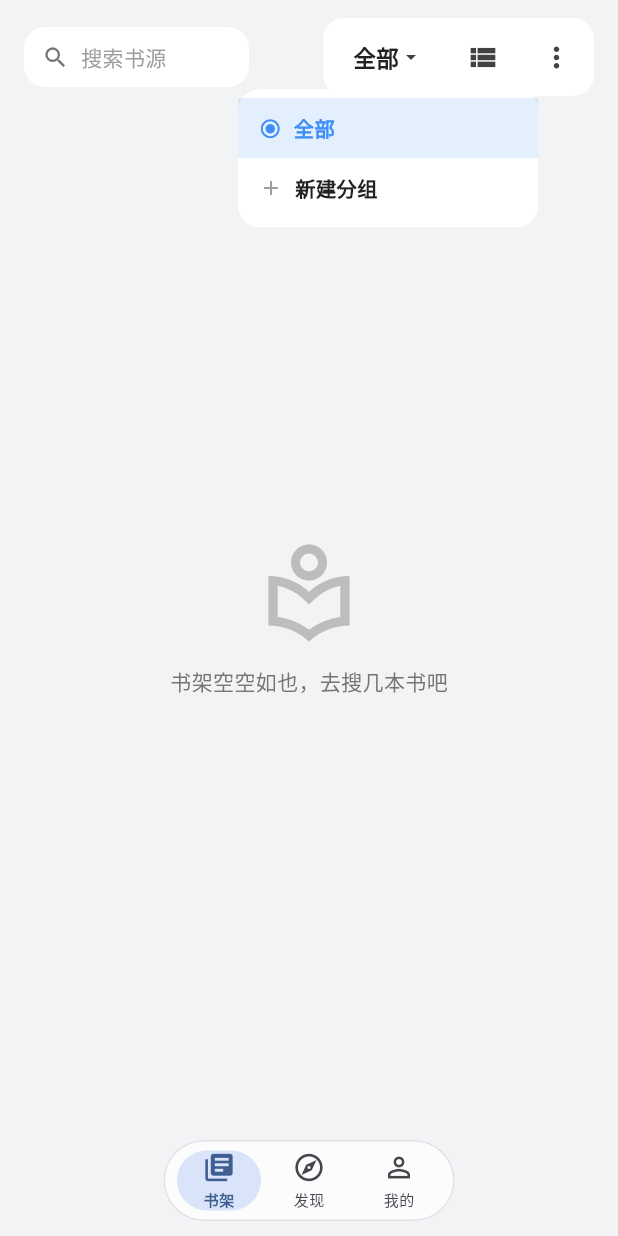
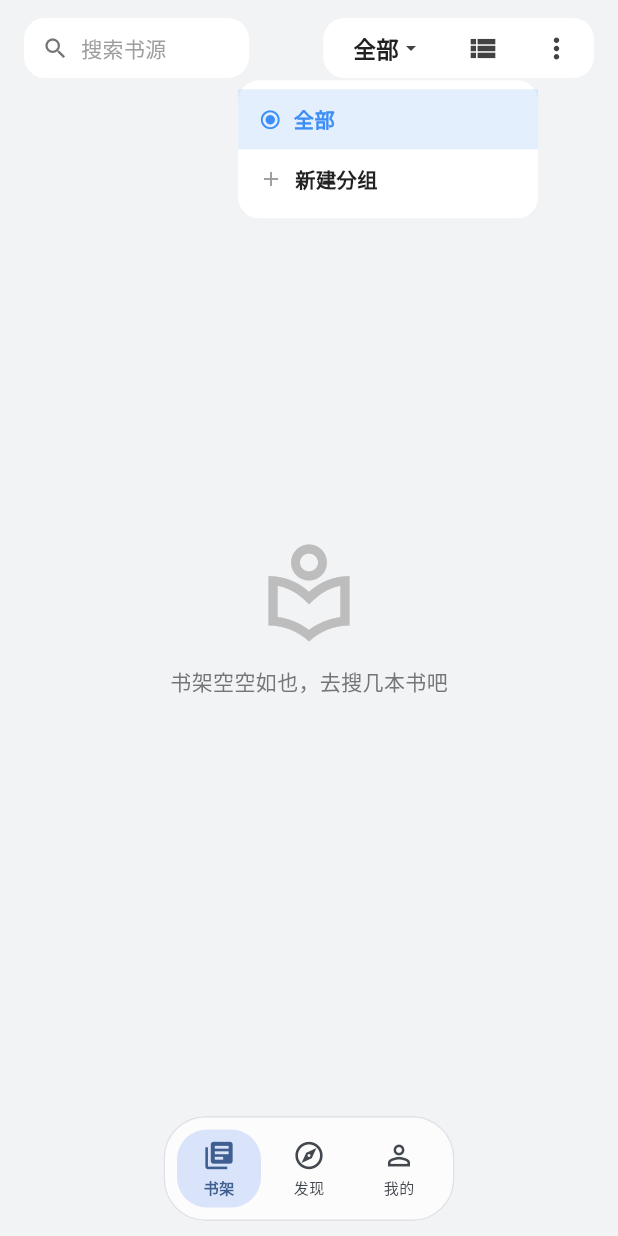
Before and after one commit to li10047716/shiguang, a Flutter app: the screen it shows after launch, after a tap on "全部", on a phone screen of 412 x 824 dp. Run offline on Flutter 3.47's test engine with Material 3 defaults, Android fonts, the phone set to English and light mode, and no system bars; our stand-ins replace audioplayers, dio, file_picker, flutter_riverpod, shared_preferences; missing offline and left inert: fast_gbk; network calls fail; key blocks and very long unbroken strings in the code were emptied for the run.

Commit message:
feat: 书架工具栏高度对齐搜索框、发现页推荐分类固定顶部与二级标签互换、底部导航胶囊增高留空隙

```diff
--- a/lib/ui/discover/discover_page.dart
+++ b/lib/ui/discover/discover_page.dart
@@ -464,80 +464,77 @@ class _DiscoverPageState extends State<DiscoverPage>
     );
   }
 
-  // ---------- 左侧常驻栏：只保留「推荐 / 分类」两个顶级入口 ----------
+  // ---------- 左侧常驻栏：当前分区的二级标签（竖排） ----------
 
   Widget _categoryRail(bool isMobile) {
-    if (_ranks.isEmpty && _cats.isEmpty) return const SizedBox.shrink();
-    return FlatCard(
+    final tabs = _sectionRank ? _ranks : _cats;
+    if (tabs.isEmpty) return const SizedBox.shrink();
+    final cs = Theme.of(context).colorScheme;
+    // 标签多时卡片内部滚动，最高不超过一屏
+    return ConstrainedBox(
+      constraints: BoxConstraints(
+        maxHeight: MediaQuery.of(context).size.height - 100,
+      ),
+      child: FlatCard(
         radius: 16,
         blur: 3,
         padding: const EdgeInsets.symmetric(horizontal: 6, vertical: 8),
-      // 按内容收缩高度：白色底框只包住“推荐/分类”按钮，不再铺到应用底部
         child: ListView(
           padding: EdgeInsets.zero,
           shrinkWrap: true,
           primary: false,
           children: [
-          if (_ranks.isNotEmpty) _railSection('推荐', true, isMobile),
-          if (_cats.isNotEmpty) _railSection('分类', false, isMobile),
-        ],
-      ),
-    );
-  }
-
-  Widget _railSection(String label, bool rank, bool isMobile) {
-    final active = rank == _sectionRank;
-    final cs = Theme.of(context).colorScheme;
-    return Padding(
+            for (final t in tabs)
+              Padding(
                 padding: const EdgeInsets.only(bottom: 6),
                 child: GestureDetector(
-        onTap: () => _pickSection(rank),
+                  onTap: () => _pickTab(t),
                   child: Container(
-          padding: EdgeInsets.symmetric(vertical: isMobile ? 7 : 8),
+                    padding: EdgeInsets.symmetric(
+                        vertical: isMobile ? 7 : 8, horizontal: 4),
                     decoration: BoxDecoration(
-            color: active ? cs.primary : cs.surfaceContainerHigh,
+                      color: t == _tab
+                          ? cs.primary
+                          : cs.surfaceContainerHigh,
                       borderRadius: BorderRadius.circular(10),
                       border: Border.all(
-              color: active ? cs.primary : cs.outlineVariant,
+                        color:
+                            t == _tab ? cs.primary : cs.outlineVariant,
                       ),
                     ),
                     child: Text(
-            label,
+                      t.name,
                       textAlign: TextAlign.center,
+                      maxLines: 2,
+                      overflow: TextOverflow.ellipsis,
                       style: TextStyle(
-              fontSize: isMobile ? 12 : 13,
-              fontWeight: active ? FontWeight.w700 : FontWeight.w500,
-              color: active ? cs.onPrimary : cs.onSurfaceVariant,
+                        fontSize: isMobile ? 11 : 12,
+                        fontWeight:
+                            t == _tab ? FontWeight.w700 : FontWeight.w500,
+                        color: t == _tab
+                            ? cs.onPrimary
+                            : cs.onSurfaceVariant,
                       ),
                     ),
+                  ),
+                ),
+              ),
+          ],
         ),
       ),
     );
   }
 
-  // ---------- 右侧二级标签：在书籍卡片上方显示 ----------
-
-  Widget _tabChips(bool isMobile) {
-    final tabs = _sectionRank ? _ranks : _cats;
-    if (tabs.isEmpty) return const SizedBox.shrink();
-    final chips = [for (final t in tabs) _tabChip(t, isMobile)];
-    if (isMobile) {
-      return SingleChildScrollView(
-        scrollDirection: Axis.horizontal,
-        child: Row(children: chips),
-      );
-    }
-    return Wrap(spacing: 8, runSpacing: 8, children: chips);
-  }
-
-  Widget _tabChip(DiscoverTab t, bool isMobile) {
-    final active = t == _tab;
+  /// 右侧顶部固定条：「推荐 / 分类」两个顶级入口（不随内容滑动）。
+  Widget _sectionChips(bool isMobile) {
     final cs = Theme.of(context).colorScheme;
+    Widget chip(String label, bool rank) {
+      final active = rank == _sectionRank;
       return GestureDetector(
-      onTap: () => _pickTab(t),
+        onTap: () => _pickSection(rank),
         child: Container(
-        padding:
-            EdgeInsets.symmetric(horizontal: isMobile ? 12 : 14, vertical: 7),
+          padding: EdgeInsets.symmetric(
+              horizontal: isMobile ? 14 : 16, vertical: 7),
           decoration: BoxDecoration(
             color: active ? cs.primary : cs.surfaceContainerHigh,
             borderRadius: BorderRadius.circular(18),
@@ -546,7 +543,7 @@ class _DiscoverPageState extends State<DiscoverPage>
             ),
           ),
           child: Text(
-          t.name,
+            label,
             style: TextStyle(
               fontSize: isMobile ? 12 : 13,
               fontWeight: active ? FontWeight.w700 : FontWeight.w400,
@@ -554,6 +551,15 @@ class _DiscoverPageState extends State<DiscoverPage>
             ),
           ),
         ),
+      );
+    }
+
+    return Row(
+      children: [
+        chip('推荐', true),
+        const SizedBox(width: 8),
+        chip('分类', false),
+      ],
     );
   }
 
@@ -578,7 +584,16 @@ class _DiscoverPageState extends State<DiscoverPage>
 
   Widget _bookArea(double width, bool isMobile) {
     final columns = width >= 1100 ? 4 : 3;
-    return RefreshIndicator(
+    // 顶部「推荐/分类」固定不随内容滑动，书库在下方独立滚动
+    return Column(
+      crossAxisAlignment: CrossAxisAlignment.start,
+      children: [
+        Padding(
+          padding: const EdgeInsets.only(bottom: 10),
+          child: _sectionChips(isMobile),
+        ),
+        Expanded(
+          child: RefreshIndicator(
             onRefresh: _refresh,
             child: ScrollConfiguration(
               behavior: ScrollConfiguration.of(context).copyWith(
@@ -593,18 +608,6 @@ class _DiscoverPageState extends State<DiscoverPage>
                 controller: _scrollCtrl,
                 physics: const AlwaysScrollableScrollPhysics(),
                 slivers: [
-            SliverToBoxAdapter(
-              child: Column(
-                crossAxisAlignment: CrossAxisAlignment.stretch,
-                children: [
-                  _listHeader(),
-                  Padding(
-                    padding: const EdgeInsets.only(bottom: 10),
-                    child: _tabChips(isMobile),
-                  ),
-                ],
-              ),
-            ),
                   if (_error != null && _books.isEmpty)
               SliverFillRemaining(
                 hasScrollBody: false,
@@ -678,22 +681,9 @@ class _DiscoverPageState extends State<DiscoverPage>
           ],
         ),
       ),
-    );
-  }
-
-  Widget _listHeader() {
-    final cs = Theme.of(context).colorScheme;
-    if (_pages <= 1) return const SizedBox.shrink();
-    // 只保留页码，不再显示“推荐 / 分类”字样
-    return Padding(
-      padding: const EdgeInsets.only(bottom: 8),
-      child: Align(
-        alignment: Alignment.centerRight,
-        child: Text(
-          '$_page/$_pages 页',
-          style: TextStyle(fontSize: 12, color: cs.onSurfaceVariant),
           ),
         ),
+      ],
     );
   }
 
--- a/lib/ui/home_shell.dart
+++ b/lib/ui/home_shell.dart
@@ -69,13 +69,14 @@ class _HomeShellState extends State<HomeShell> {
       child: Stack(
         children: [
           // 宽胶囊滑动指示器：选中高亮为横向拉长的圆角胶囊，包住整项。
+          // 上下各留 2px 空隙不贴到导航条边缘。
           // AnimatedPositioned 必须直接挂在 Stack 下（ParentDataWidget）。
           AnimatedPositioned(
             duration: const Duration(milliseconds: 340),
             curve: Curves.easeOutBack,
             left: _index * (itemW + 4),
-            top: 0,
-            bottom: 0,
+            top: 2,
+            bottom: 2,
             width: itemW,
             child: IgnorePointer(
               child: Container(
@@ -86,8 +87,11 @@ class _HomeShellState extends State<HomeShell> {
               ),
             ),
           ),
-          // 三项按钮（选中高亮由宽胶囊指示器提供）
-          Row(
+          // 三项按钮（选中高亮由宽胶囊指示器提供）；
+          // 上下 8px 内边距让胶囊比内容更高
+          Padding(
+            padding: const EdgeInsets.symmetric(vertical: 8),
+            child: Row(
               mainAxisSize: MainAxisSize.min,
               children: [
                 for (var i = 0; i < _items.length; i++) ...[
@@ -114,7 +118,9 @@ class _HomeShellState extends State<HomeShell> {
                               fontWeight: i == _index
                                   ? FontWeight.w600
                                   : FontWeight.w400,
-                            color: i == _index ? activeColor : inactiveColor,
+                              color: i == _index
+                                  ? activeColor
+                                  : inactiveColor,
                             ),
                           ),
                         ],
@@ -124,6 +130,7 @@ class _HomeShellState extends State<HomeShell> {
                 ],
               ],
             ),
+          ),
         ],
       ),
     );
--- a/lib/ui/shelf/shelf_page.dart
+++ b/lib/ui/shelf/shelf_page.dart
@@ -884,8 +884,11 @@ class _ShelfPageState extends ConsumerState<ShelfPage> {
     return FlatCard(
       radius: 14,
       shadow: false,
-      padding: const EdgeInsets.symmetric(horizontal: 4, vertical: 2),
-      child: Row(
+      padding: const EdgeInsets.symmetric(horizontal: 4),
+      // 固定高度与左侧搜索框(40)对齐，内部元素垂直居中
+      child: SizedBox(
+        height: 40,
+        child: Row(
       mainAxisSize: MainAxisSize.min,
       children: [
           // 全部▾ 筛选（类型 + 分组）
@@ -979,6 +982,7 @@ class _ShelfPageState extends ConsumerState<ShelfPage> {
             ),
           ),
       ],
+      ),
       ),
     );
   }
```
Lines whose indentation alone changed are shown as unchanged.
